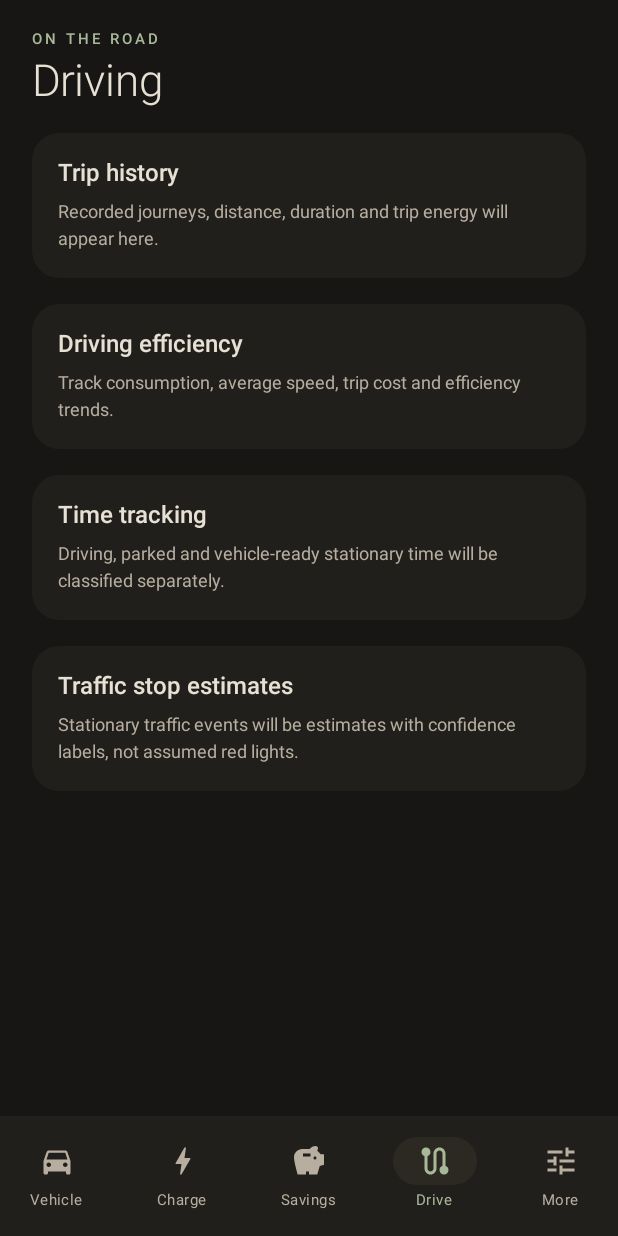
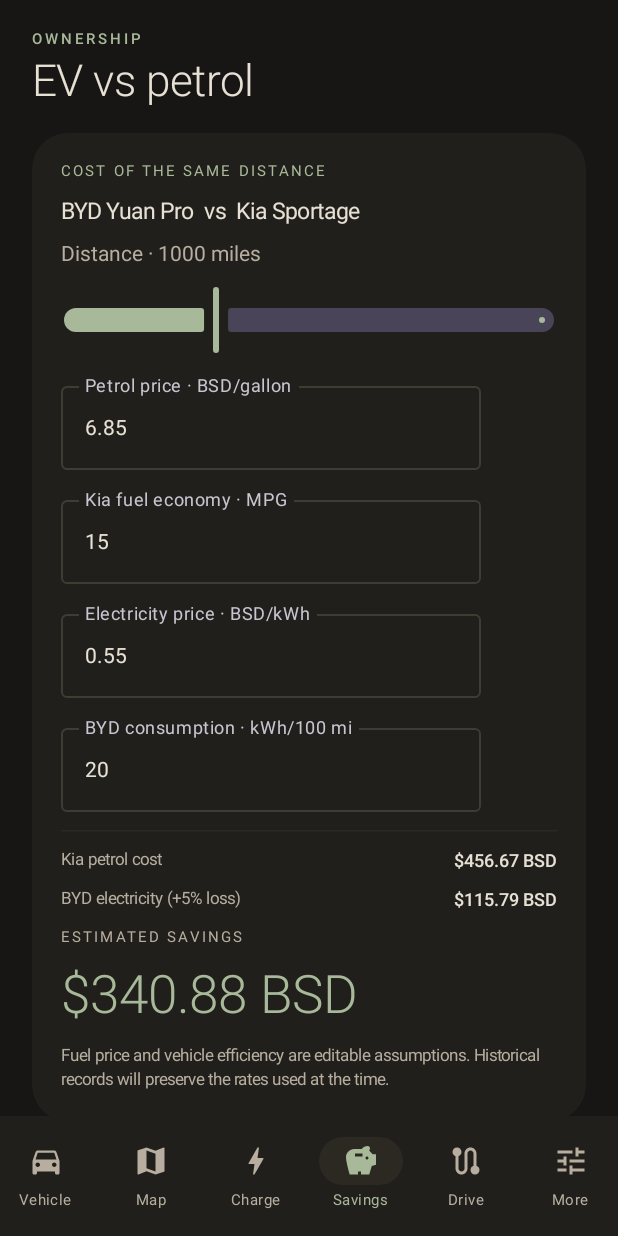
Before and after one commit to cryptomike87/TidalVolt, an Android app built with Jetpack Compose: the screen it shows after launch (MainActivity), item 4 of the bottom bar chosen, on a phone screen of 412 x 824 dp. Run offline under Robolectric (Android 15) with nearby library versions, the phone set to English and light mode, and no system bars.

Commit message:
add dedicated map tab to app navigation

```diff
--- a/app/src/main/java/com/tidalvolt/app/MainActivity.kt
+++ b/app/src/main/java/com/tidalvolt/app/MainActivity.kt
@@ -94,8 +94,8 @@ private fun TidalVoltRoot() {
             containerColor = Ink,
             bottomBar = {
                 NavigationBar(containerColor = SurfaceDark) {
-                    val labels = listOf("Vehicle", "Charge", "Savings", "Drive", "More")
-                    val icons = listOf(Icons.Default.DirectionsCar, Icons.Default.Bolt, Icons.Default.Savings, Icons.Default.Route, Icons.Default.Tune)
+                    val labels = listOf("Vehicle", "Map", "Charge", "Savings", "Drive", "More")
+                    val icons = listOf(Icons.Default.DirectionsCar, Icons.Default.Map, Icons.Default.Bolt, Icons.Default.Savings, Icons.Default.Route, Icons.Default.Tune)
                     labels.forEachIndexed { i, label ->
                         NavigationBarItem(
                             selected = page == i, onClick = { page = i },
@@ -109,9 +109,10 @@ private fun TidalVoltRoot() {
         ) { padding ->
             when (page) {
                 0 -> VehiclePage(Modifier.padding(padding))
-                1 -> ChargingPage(Modifier.padding(padding))
-                2 -> SavingsPage(Modifier.padding(padding))
-                3 -> DrivingPage(Modifier.padding(padding))
+                1 -> MapPage(Modifier.padding(padding))
+                2 -> ChargingPage(Modifier.padding(padding))
+                3 -> SavingsPage(Modifier.padding(padding))
+                4 -> DrivingPage(Modifier.padding(padding))
                 else -> MorePage(
                     Modifier.padding(padding),
                     lightMode = lightMode,
```
